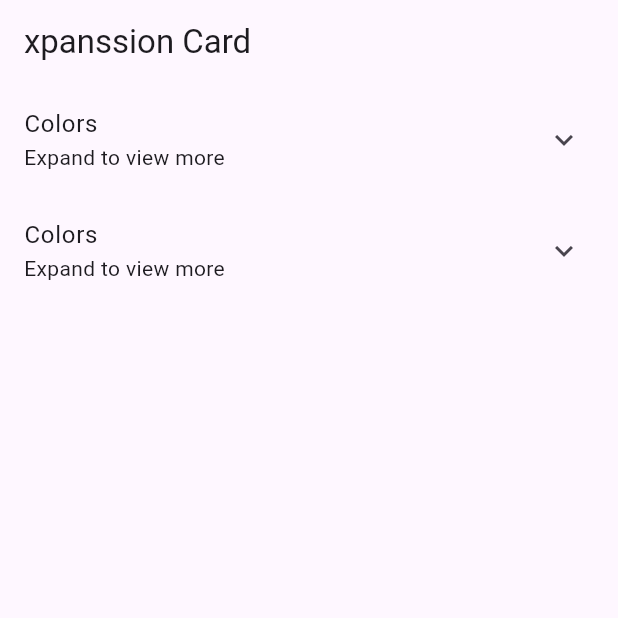
After one commit to Sona-V-Sajan/flutterclass, a Flutter app: the ExpantionEx screen opened directly, on a phone screen of 412 x 824 dp, the top half of it. The commit adds this screen. Run offline on Flutter 3.47's test engine with Material 2 defaults, Android fonts, the phone set to English and light mode, and no system bars; our stand-ins replace carousel_slider, convex_bottom_bar, flutter_custom_clippers, font_awesome_flutter, google_fonts, introduction_screen and 3 more.

```diff
--- /dev/null
+++ b/lib/expantioncardx.dart
@@ -0,0 +1,76 @@
+import 'package:flutter/material.dart';
+void main(){
+  runApp(MaterialApp(home: ExpantionEx(),));
+}
+class ExpantionEx extends StatelessWidget {
+  Widget build(BuildContext context) {
+    return Scaffold(
+      appBar: AppBar(title: Text("xpanssion Card"),),
+      body: Column(
+        children: [
+          ExpansionTile(title: Text("Colors"),
+          subtitle: Text("Expand to view more"),
+          children: [
+            ListTile(
+              leading: CircleAvatar(
+                backgroundColor: Colors.red,
+              ),
+              title: Text("Red"),
+            ),
+            ListTile(
+              leading: CircleAvatar(
+                backgroundColor: Colors.pink,
+              ),
+              title: Text("Pink"),
+            ),
+            ListTile(
+              leading: CircleAvatar(
+                backgroundColor: Colors.green,
+              ),
+              title: Text("Green"),
+            ),
+            ListTile(
+              leading: CircleAvatar(
+                backgroundColor: Colors.orange,
+              ),
+              title: Text("Orange"),
+            ),
+          ],
+          ),
+
+          ExpansionTile(title: Text("Colors"),
+            subtitle: Text("Expand to view more"),
+            children: [
+              Card(
+                child: CircleAvatar(
+                  backgroundColor: Colors.red,
+                ),
+
+              ),
+              ListTile(
+                leading: CircleAvatar(
+                  backgroundColor: Colors.pink,
+                ),
+                title: Text("Pink"),
+              ),
+              ListTile(
+                leading: CircleAvatar(
+                  backgroundColor: Colors.green,
+                ),
+                title: Text("Green"),
+              ),
+              ListTile(
+                leading: CircleAvatar(
+                  backgroundColor: Colors.orange,
+                ),
+                title: Text("Orange"),
+              ),
+            ],
+          ),
+        ],
+      ),
+
+    );
+
+  }
+}
--- a/pubspec.yaml
+++ b/pubspec.yaml
@@ -39,6 +39,8 @@ dependencies:
   flutter_staggered_grid_view: ^0.7.0
   carousel_slider: ^4.2.1
   introduction_screen: ^3.1.12
+  flutter_custom_clippers: ^2.1.0
+  readmore: ^2.2.0
 
 
   # The following adds the Cupertino Icons font to your application.
```
Also changed, not shown: lib/clipWidget.dart (+25 -5 lines), lib/customWidget/Gridusing_Refactoring_Widget.dart (added, +24 -0 lines), lib/customWidget/refactoring_widget.dart (added, +53 -0 lines), lib/intro_screen.dart (added, +100 -0 lines), lib/readmorereeadless.dart (added, +35 -0 lines), pubspec.lock.
